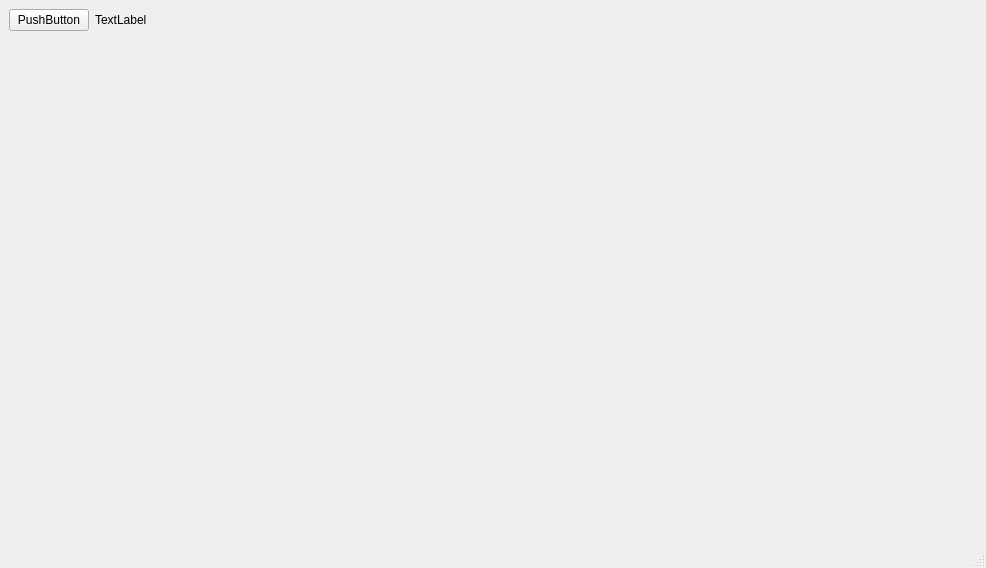
Old version of the form mainwindow.ui in the repository horvathzoltan/sdclone.
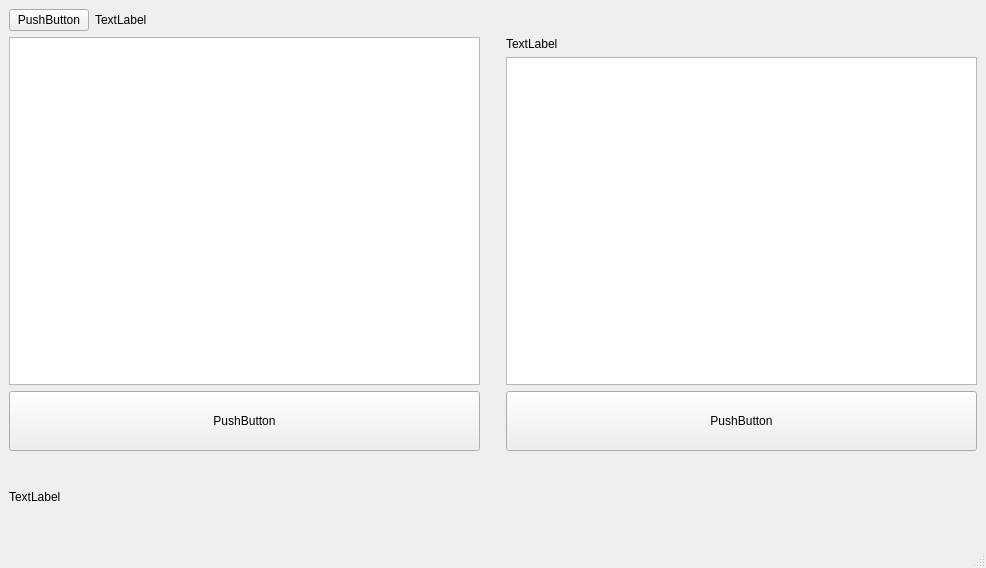
New version of the form.

What changed in the file:
```diff
--- a/mainwindow.ui
+++ b/mainwindow.ui
@@ -47,17 +47,81 @@
      </layout>
     </item>
     <item>
-     <spacer name="verticalSpacer">
-      <property name="orientation">
-       <enum>Qt::Vertical</enum>
-      </property>
-      <property name="sizeHint" stdset="0">
+     <layout class="QHBoxLayout" name="horizontalLayout_2">
+      <item>
+       <layout class="QVBoxLayout" name="verticalLayout_2">
+        <item>
+         <widget class="QListWidget" name="listWidget_devices"/>
+        </item>
+        <item>
+         <widget class="QPushButton" name="pushButton_read">
+          <property name="minimumSize">
+           <size>
+            <width>0</width>
+            <height>60</height>
+           </size>
+          </property>
+          <property name="text">
+           <string>PushButton</string>
+          </property>
+         </widget>
+        </item>
+       </layout>
+      </item>
+      <item>
+       <spacer name="verticalSpacer">
+        <property name="orientation">
+         <enum>Qt::Vertical</enum>
+        </property>
+        <property name="sizeHint" stdset="0">
+         <size>
+          <width>20</width>
+          <height>40</height>
+         </size>
+        </property>
+       </spacer>
+      </item>
+      <item>
+       <layout class="QVBoxLayout" name="verticalLayout_3">
+        <item>
+         <widget class="QLabel" name="label_storage">
+          <property name="text">
+           <string>TextLabel</string>
+          </property>
+         </widget>
+        </item>
+        <item>
+         <widget class="QListWidget" name="listWidget_images"/>
+        </item>
+        <item>
+         <widget class="QPushButton" name="pushButton_write">
+          <property name="minimumSize">
+           <size>
+            <width>0</width>
+            <height>60</height>
+           </size>
+          </property>
+          <property name="text">
+           <string>PushButton</string>
+          </property>
+         </widget>
+        </item>
+       </layout>
+      </item>
+     </layout>
+    </item>
+    <item>
+     <widget class="QLabel" name="label_stateline">
+      <property name="minimumSize">
        <size>
-        <width>20</width>
-        <height>40</height>
+        <width>0</width>
+        <height>80</height>
        </size>
       </property>
-     </spacer>
+      <property name="text">
+       <string>TextLabel</string>
+      </property>
+     </widget>
     </item>
    </layout>
   </widget>
```
